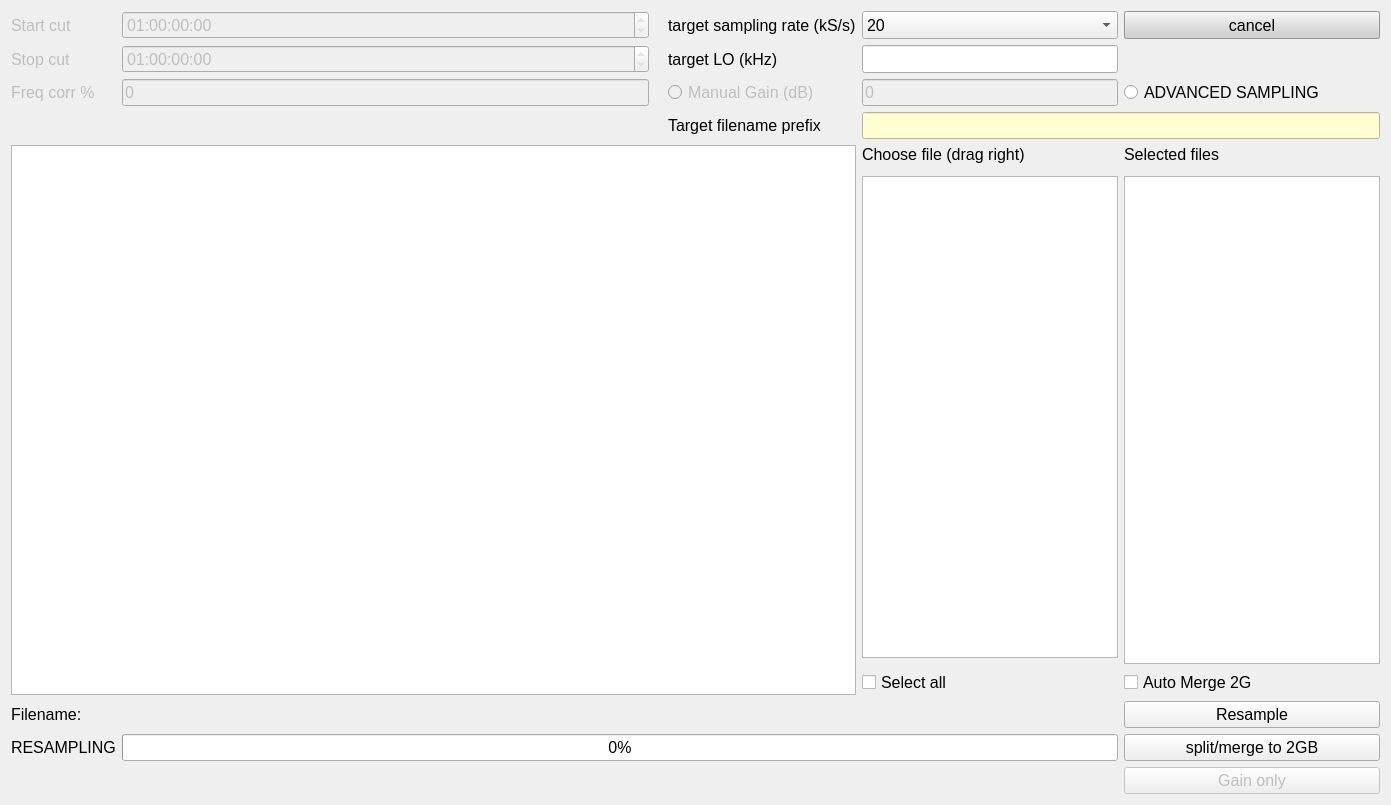
The window that sources/resampler/ressources/resampler_widget.ui (schaten/COHIWizard) describes before a commit, drawn with Qt 5.
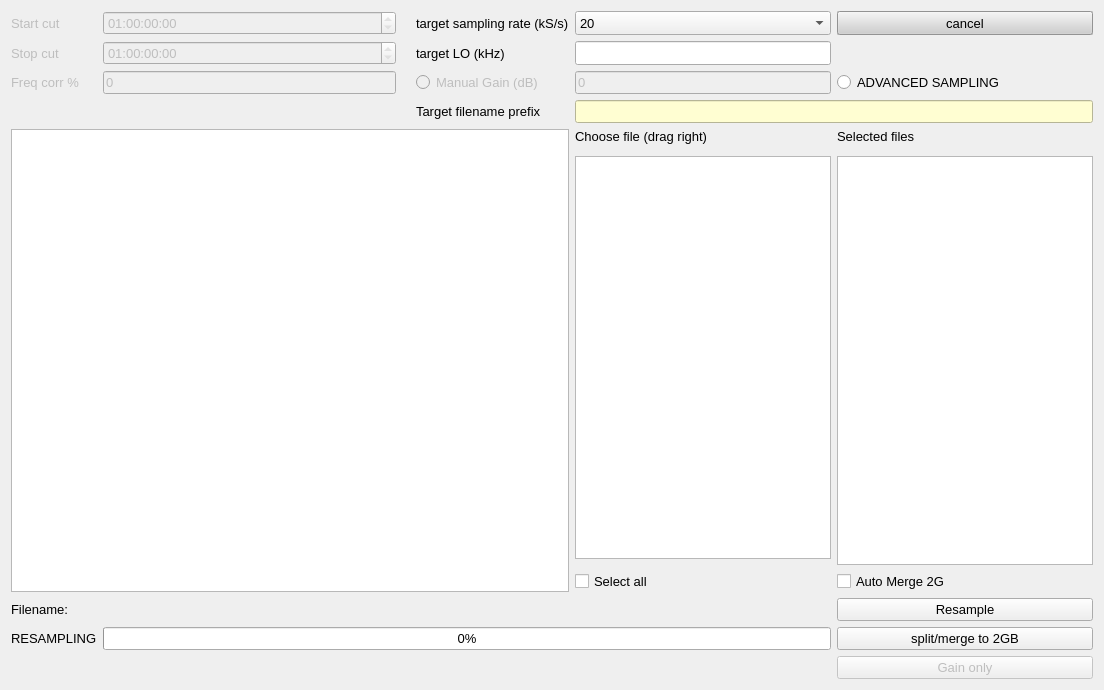
The same window after the commit.

Diff of the .ui file:
```diff
--- a/sources/resampler/ressources/resampler_widget.ui
+++ b/sources/resampler/ressources/resampler_widget.ui
@@ -6,10 +6,15 @@
    <rect>
     <x>0</x>
     <y>0</y>
-    <width>1391</width>
-    <height>805</height>
+    <width>1104</width>
+    <height>690</height>
    </rect>
   </property>
+  <property name="font">
+   <font>
+    <pointsize>10</pointsize>
+   </font>
+  </property>
   <property name="windowTitle">
    <string>Form</string>
   </property>
@@ -26,7 +31,7 @@
        </property>
        <property name="font">
         <font>
-         <pointsize>12</pointsize>
+         <pointsize>10</pointsize>
         </font>
        </property>
        <property name="text">
@@ -38,7 +43,7 @@
       <widget class="QLabel" name="label_Filename_resample">
        <property name="font">
         <font>
-         <pointsize>12</pointsize>
+         <pointsize>10</pointsize>
         </font>
        </property>
        <property name="text">
@@ -56,7 +61,7 @@
        </property>
        <property name="font">
         <font>
-         <pointsize>12</pointsize>
+         <pointsize>10</pointsize>
         </font>
        </property>
        <property name="text">
@@ -74,7 +79,7 @@
        </property>
        <property name="font">
         <font>
-         <pointsize>12</pointsize>
+         <pointsize>10</pointsize>
         </font>
        </property>
        <property name="value">
@@ -92,7 +97,7 @@
        </property>
        <property name="font">
         <font>
-         <pointsize>7</pointsize>
+         <pointsize>10</pointsize>
         </font>
        </property>
        <property name="toolTip">
@@ -125,7 +130,7 @@
        </property>
        <property name="font">
         <font>
-         <pointsize>12</pointsize>
+         <pointsize>10</pointsize>
         </font>
        </property>
        <property name="text">
@@ -143,7 +148,7 @@
        </property>
        <property name="font">
         <font>
-         <pointsize>12</pointsize>
+         <pointsize>10</pointsize>
         </font>
        </property>
        <property name="text">
@@ -153,6 +158,11 @@
      </item>
      <item row="2" column="2">
       <widget class="QLabel" name="label_34">
+       <property name="font">
+        <font>
+         <pointsize>10</pointsize>
+        </font>
+       </property>
        <property name="text">
         <string/>
        </property>
@@ -168,7 +178,7 @@
        </property>
        <property name="font">
         <font>
-         <pointsize>12</pointsize>
+         <pointsize>10</pointsize>
         </font>
        </property>
        <property name="toolTip">
@@ -192,7 +202,7 @@
        </property>
        <property name="font">
         <font>
-         <pointsize>12</pointsize>
+         <pointsize>10</pointsize>
         </font>
        </property>
        <property name="editable">
@@ -250,7 +260,7 @@
        </property>
        <property name="font">
         <font>
-         <pointsize>12</pointsize>
+         <pointsize>10</pointsize>
         </font>
        </property>
        <property name="text">
@@ -268,7 +278,7 @@
        </property>
        <property name="font">
         <font>
-         <pointsize>12</pointsize>
+         <pointsize>10</pointsize>
         </font>
        </property>
        <property name="toolTip">
@@ -292,7 +302,7 @@
        </property>
        <property name="font">
         <font>
-         <pointsize>12</pointsize>
+         <pointsize>10</pointsize>
         </font>
        </property>
        <property name="text">
@@ -307,7 +317,7 @@
        </property>
        <property name="font">
         <font>
-         <pointsize>12</pointsize>
+         <pointsize>10</pointsize>
         </font>
        </property>
        <property name="displayFormat">
@@ -328,7 +338,7 @@
        </property>
        <property name="font">
         <font>
-         <pointsize>12</pointsize>
+         <pointsize>10</pointsize>
         </font>
        </property>
        <property name="toolTip">
@@ -352,7 +362,7 @@
        </property>
        <property name="font">
         <font>
-         <pointsize>12</pointsize>
+         <pointsize>10</pointsize>
         </font>
        </property>
        <property name="toolTip">
@@ -371,6 +381,11 @@
          <verstretch>0</verstretch>
         </sizepolicy>
        </property>
+       <property name="font">
+        <font>
+         <pointsize>10</pointsize>
+        </font>
+       </property>
        <property name="contextMenuPolicy">
         <enum>Qt::NoContextMenu</enum>
        </property>
@@ -386,7 +401,7 @@
        </property>
        <property name="font">
         <font>
-         <pointsize>12</pointsize>
+         <pointsize>10</pointsize>
         </font>
        </property>
        <property name="displayFormat">
@@ -401,7 +416,7 @@
        </property>
        <property name="font">
         <font>
-         <pointsize>12</pointsize>
+         <pointsize>10</pointsize>
         </font>
        </property>
        <property name="toolTip">
@@ -425,7 +440,7 @@
        </property>
        <property name="font">
         <font>
-         <pointsize>12</pointsize>
+         <pointsize>10</pointsize>
         </font>
        </property>
        <property name="text">
@@ -443,7 +458,7 @@
        </property>
        <property name="font">
         <font>
-         <pointsize>12</pointsize>
+         <pointsize>10</pointsize>
         </font>
        </property>
        <property name="toolTip">
@@ -470,7 +485,7 @@
        </property>
        <property name="font">
         <font>
-         <pointsize>12</pointsize>
+         <pointsize>10</pointsize>
         </font>
        </property>
        <property name="toolTip">
@@ -494,7 +509,7 @@
        </property>
        <property name="font">
         <font>
-         <pointsize>12</pointsize>
+         <pointsize>10</pointsize>
         </font>
        </property>
        <property name="text">
@@ -687,7 +702,7 @@
        </property>
        <property name="font">
         <font>
-         <pointsize>12</pointsize>
+         <pointsize>10</pointsize>
         </font>
        </property>
        <property name="toolTip">
@@ -961,7 +976,7 @@
        </property>
        <property name="font">
         <font>
-         <pointsize>12</pointsize>
+         <pointsize>10</pointsize>
          <kerning>true</kerning>
         </font>
        </property>
@@ -980,7 +995,7 @@
       <widget class="QPushButton" name="pushButton_resample_resample">
        <property name="font">
         <font>
-         <pointsize>12</pointsize>
+         <pointsize>10</pointsize>
         </font>
        </property>
        <property name="toolTip">
@@ -995,7 +1010,7 @@
       <widget class="QPushButton" name="pushButton_resample_split2G">
        <property name="font">
         <font>
-         <pointsize>12</pointsize>
+         <pointsize>10</pointsize>
         </font>
        </property>
        <property name="toolTip">
@@ -1013,7 +1028,7 @@
        </property>
        <property name="font">
         <font>
-         <pointsize>12</pointsize>
+         <pointsize>10</pointsize>
         </font>
        </property>
        <property name="toolTip">
@@ -1028,7 +1043,7 @@
       <widget class="QCheckBox" name="checkBox_AutoMerge2G">
        <property name="font">
         <font>
-         <pointsize>12</pointsize>
+         <pointsize>10</pointsize>
         </font>
        </property>
        <property name="toolTip">
@@ -1043,7 +1058,7 @@
       <widget class="QCheckBox" name="checkBox_merge_selectall">
        <property name="font">
         <font>
-         <pointsize>12</pointsize>
+         <pointsize>10</pointsize>
         </font>
        </property>
        <property name="toolTip">
@@ -1064,7 +1079,7 @@
        </property>
        <property name="font">
         <font>
-         <pointsize>7</pointsize>
+         <pointsize>10</pointsize>
         </font>
        </property>
        <property name="dragEnabled">
```
